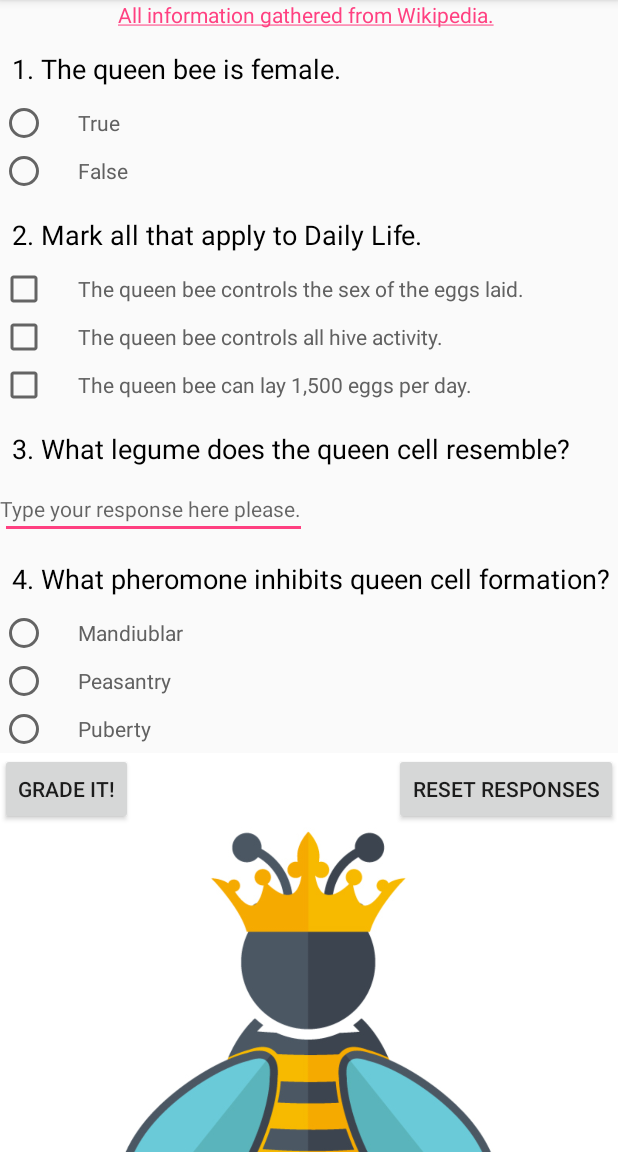
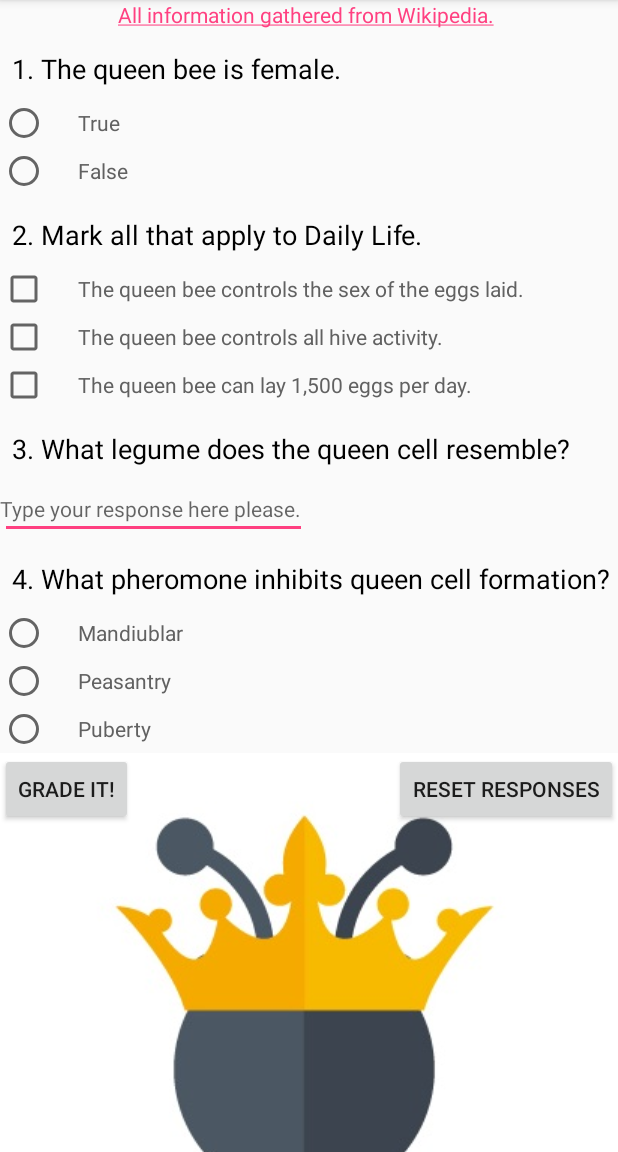
Before and after one commit to harryschmach/TheQueenBeeQuiz, an Android app: the screen it shows after launch (MainActivity), on a phone screen of 412 x 824 dp, the part 84-1236 px from its top. Run offline under Robolectric (Android 15) with nearby library versions, the phone set to English and light mode, and no system bars.

Commit message:
realigned elements

```diff
--- a/app/src/main/res/layout/activity_main.xml
+++ b/app/src/main/res/layout/activity_main.xml
@@ -104,7 +104,7 @@
             <ImageView
                 android:layout_width="wrap_content"
                 android:layout_height="wrap_content"
-                android:scaleType="fitStart"
+                android:scaleType="centerCrop"
                 android:src="@drawable/queenbee"
                 android:id="@+id/queen_bee_pic"
                 android:contentDescription="@string/queen_bee_description" />
@@ -114,19 +114,19 @@
                 android:layout_height="wrap_content"
                 android:text="@string/grade_quiz"
                 android:id="@+id/btn_grader"
-                android:layout_alignParentLeft="true"
-                android:layout_alignParentStart="true"
                 android:onClick="gradeItAll"
-                />
+                android:layout_alignTop="@id/queen_bee_pic"
+                android:layout_alignStart="@id/queen_bee_pic"
+                android:layout_alignLeft="@id/queen_bee_pic" />
             <Button
                 android:layout_width="wrap_content"
                 android:layout_height="wrap_content"
                 android:text="@string/reset_responses"
                 android:id="@+id/reset"
                 android:layout_alignTop="@id/queen_bee_pic"
-                android:layout_alignParentEnd="true"
-                android:layout_alignParentRight="true"
-                android:onClick="resetItAll"/>
+                android:layout_alignRight="@id/queen_bee_pic"
+                android:onClick="resetItAll"
+                android:layout_alignEnd="@id/queen_bee_pic" />
         </RelativeLayout>
 
     </LinearLayout>
```
Also changed, not shown: app/src/main/res/drawable/queenbee.jpg.
